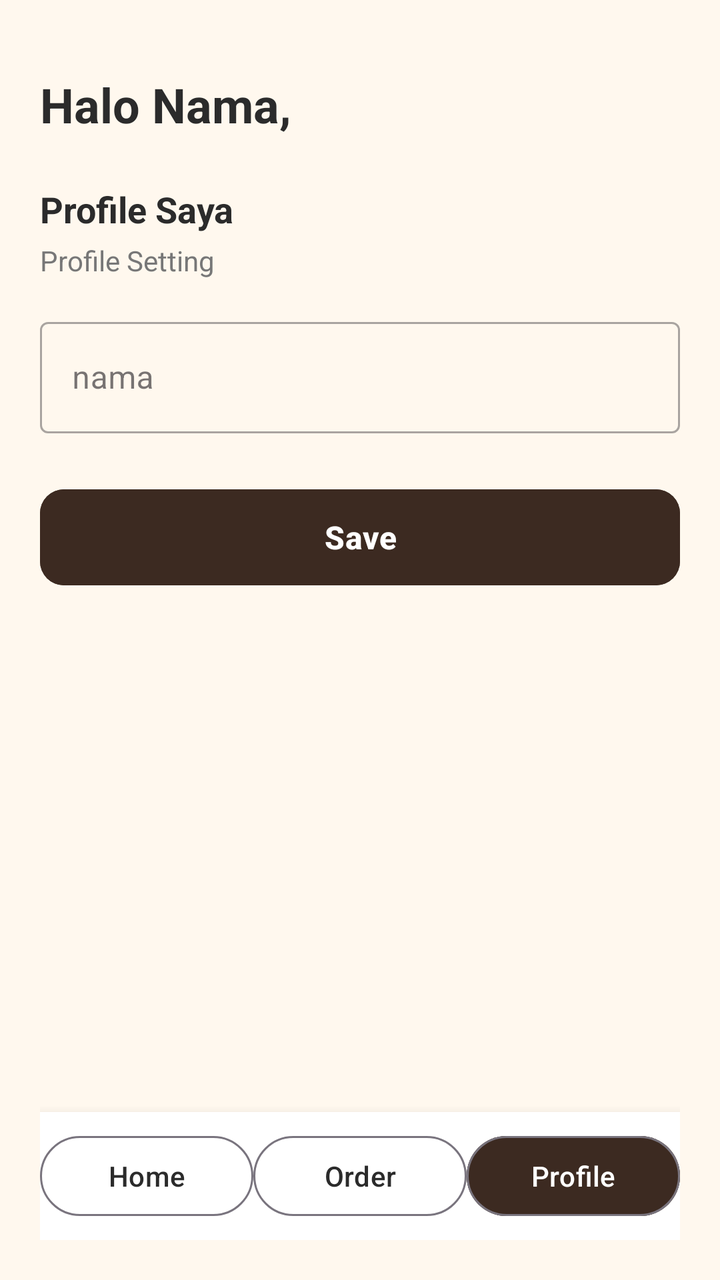
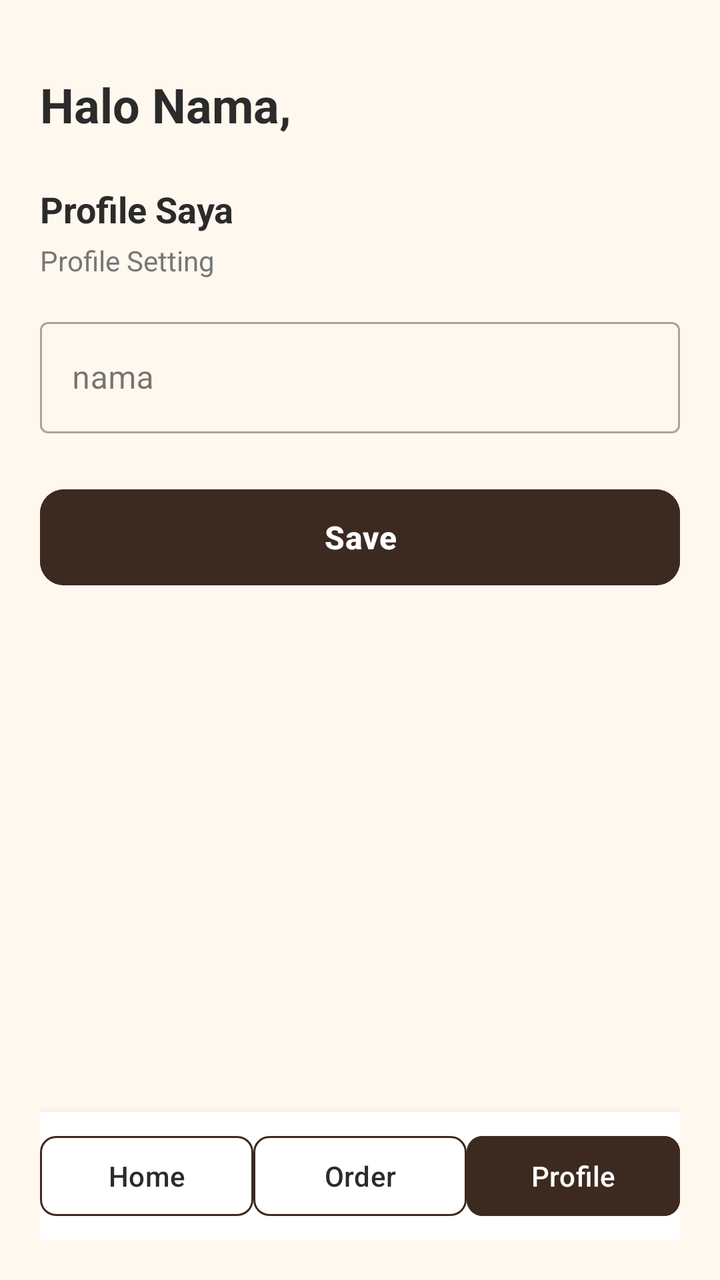

Compare the two renders of this Android layout. The source of the first and the diff that turns it into the second are given below.
<!-- AndroidManifest.xml: application theme Theme.KopiDanNyemil -->
<!-- res/layout/activity_profile.xml -->
<?xml version="1.0" encoding="utf-8"?>
<LinearLayout xmlns:android="http://schemas.android.com/apk/res/android"
    xmlns:app="http://schemas.android.com/apk/res-auto"
    android:layout_width="match_parent"
    android:layout_height="match_parent"
    android:background="@color/cream_bg"
    android:orientation="vertical"
    android:padding="20dp">

    <TextView
        android:id="@+id/tvProfileHalo"
        android:layout_width="wrap_content"
        android:layout_height="wrap_content"
        android:layout_marginTop="16dp"
        android:text="Halo Nama,"
        android:textColor="@color/text_dark"
        android:textSize="24sp"
        android:textStyle="bold"
        android:layout_marginBottom="24dp" />

    <TextView
        android:layout_width="wrap_content"
        android:layout_height="wrap_content"
        android:text="Profile Saya"
        android:textColor="@color/text_dark"
        android:textSize="18sp"
        android:textStyle="bold"
        android:layout_marginBottom="4dp" />

    <TextView
        android:layout_width="wrap_content"
        android:layout_height="wrap_content"
        android:text="Profile Setting"
        android:textColor="@color/text_muted"
        android:textSize="14sp"
        android:layout_marginBottom="16dp" />

    <com.google.android.material.textfield.TextInputLayout
        android:layout_width="match_parent"
        android:layout_height="wrap_content"
        android:layout_marginBottom="24dp"
        style="@style/Widget.MaterialComponents.TextInputLayout.OutlinedBox">

        <com.google.android.material.textfield.TextInputEditText
            android:id="@+id/etProfileNama"
            android:layout_width="match_parent"
            android:layout_height="wrap_content"
            android:hint="nama"
            android:inputType="textPersonName" />
    </com.google.android.material.textfield.TextInputLayout>

    <Button
        android:id="@+id/btnSaveProfile"
        android:layout_width="match_parent"
        android:layout_height="56dp"
        android:backgroundTint="@color/coffee_dark"
        android:text="Save"
        android:textColor="@color/white"
        android:textSize="16sp"
        android:textStyle="bold"
        android:layout_marginBottom="24dp"
        app:cornerRadius="12dp" />

    <View
        android:layout_width="match_parent"
        android:layout_height="0dp"
        android:layout_weight="1" />

    
    <LinearLayout
        android:layout_width="match_parent"
        android:layout_height="64dp"
        android:background="@color/white"
        android:gravity="center"
        android:orientation="horizontal"
        android:elevation="8dp">

        <Button
            android:id="@+id/btnNavHome"
            android:layout_width="0dp"
            android:layout_height="wrap_content"
            android:layout_weight="1"
            android:backgroundTint="@color/white"
            android:text="Home"
            android:textColor="@color/text_dark"
            style="?attr/materialButtonOutlinedStyle" />

        <Button
            android:id="@+id/btnNavOrder"
            android:layout_width="0dp"
            android:layout_height="wrap_content"
            android:layout_weight="1"
            android:backgroundTint="@color/white"
            android:text="Order"
            android:textColor="@color/text_dark"
            style="?attr/materialButtonOutlinedStyle" />

        <Button
            android:id="@+id/btnNavProfile"
            android:layout_width="0dp"
            android:layout_height="wrap_content"
            android:layout_weight="1"
            android:backgroundTint="@color/coffee_dark"
            android:text="Profile"
            android:textColor="@color/white"
            style="?attr/materialButtonOutlinedStyle" />

    </LinearLayout>

</LinearLayout>
<!-- resources referenced by this layout -->
<resources>
  <color name="coffee_dark">#3C2A21</color>
  <color name="cream_bg">#FFF8EE</color>
  <color name="text_dark">#2B2B2B</color>
  <color name="text_muted">#777777</color>
  <color name="white">#FFFFFFFF</color>
  <style name="Theme.KopiDanNyemil" parent="Base.Theme.KopiDanNyemil" />
  <style name="Base.Theme.KopiDanNyemil" parent="Theme.Material3.DayNight.NoActionBar">
          
          
      </style>
</resources>

<!-- the commit's change to res/layout/activity_profile.xml (unified diff, before → after) -->
@@ -83,7 +83,9 @@
             android:backgroundTint="@color/white"
             android:text="Home"
             android:textColor="@color/text_dark"
-            style="?attr/materialButtonOutlinedStyle" />
+            app:strokeColor="@color/coffee_dark"
+            app:strokeWidth="1dp"
+            app:cornerRadius="8dp" />
 
         <Button
             android:id="@+id/btnNavOrder"
@@ -93,7 +95,9 @@
             android:backgroundTint="@color/white"
             android:text="Order"
             android:textColor="@color/text_dark"
-            style="?attr/materialButtonOutlinedStyle" />
+            app:strokeColor="@color/coffee_dark"
+            app:strokeWidth="1dp"
+            app:cornerRadius="8dp" />
 
         <Button
             android:id="@+id/btnNavProfile"
@@ -103,7 +107,7 @@
             android:backgroundTint="@color/coffee_dark"
             android:text="Profile"
             android:textColor="@color/white"
-            style="?attr/materialButtonOutlinedStyle" />
+            app:cornerRadius="8dp" />
 
     </LinearLayout>
 
